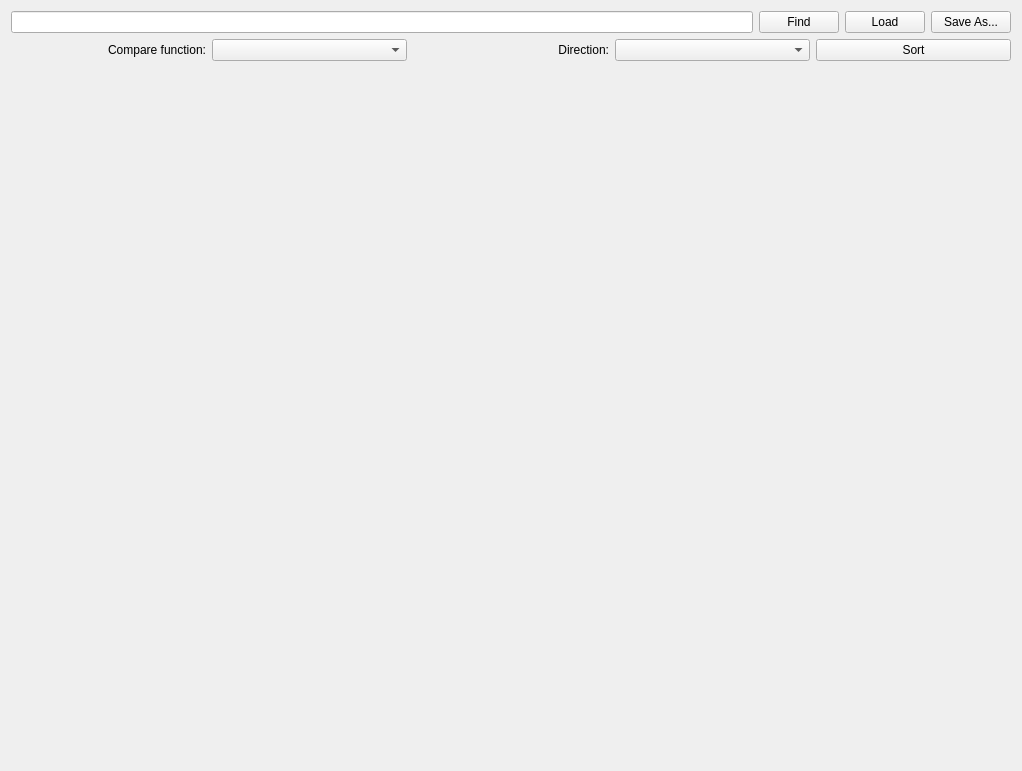
Above: mainwindow.ui from brunoro/datamoksha before the change. Below: the same form after it.
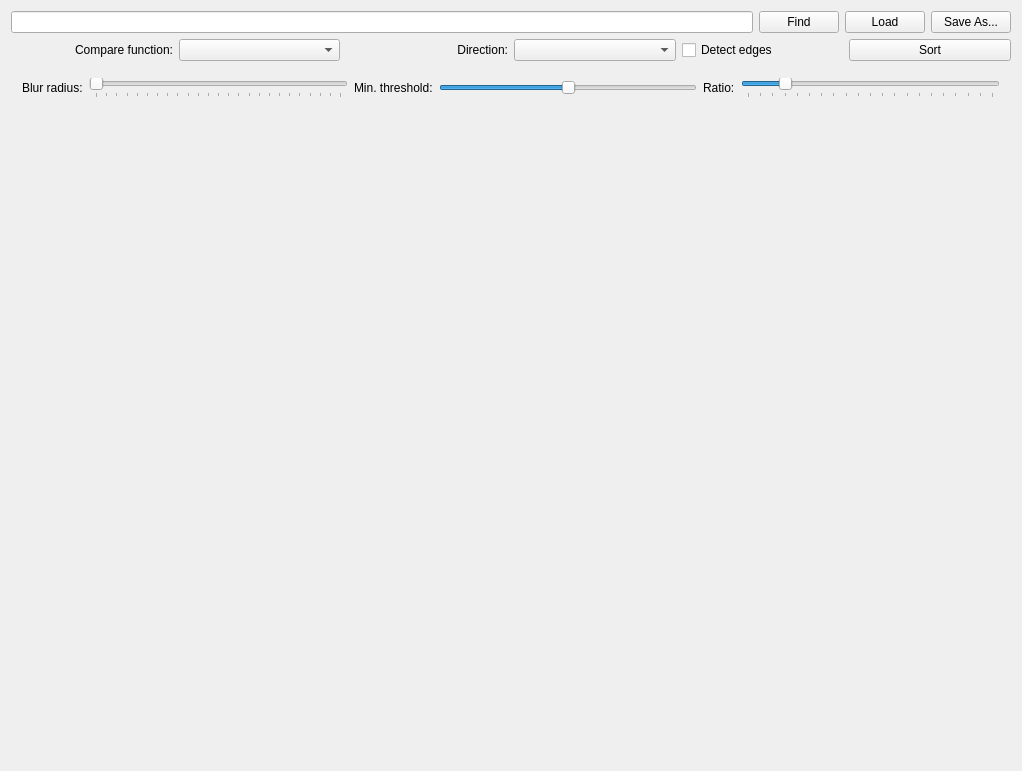
That is the form after the change.

Commit message: added edge-aware pixelsorting

The edit to the form file:
```diff
--- a/mainwindow.ui
+++ b/mainwindow.ui
@@ -71,6 +71,13 @@
       <item>
        <widget class="QComboBox" name="directionCombo"/>
       </item>
+      <item>
+       <widget class="QCheckBox" name="detectEdges">
+        <property name="text">
+         <string>Detect edges</string>
+        </property>
+       </widget>
+      </item>
       <item>
        <widget class="QPushButton" name="sortButton">
         <property name="text">
@@ -80,6 +87,100 @@
       </item>
      </layout>
     </item>
+    <item>
+     <widget class="QWidget" name="cannyOptions" native="true">
+      <property name="sizePolicy">
+       <sizepolicy hsizetype="MinimumExpanding" vsizetype="Fixed">
+        <horstretch>0</horstretch>
+        <verstretch>0</verstretch>
+       </sizepolicy>
+      </property>
+      <layout class="QHBoxLayout" name="horizontalLayout">
+       <item>
+        <layout class="QHBoxLayout" name="cannyOptionsHBox">
+         <item>
+          <widget class="QLabel" name="cannyBlurLabel">
+           <property name="text">
+            <string>Blur radius:</string>
+           </property>
+          </widget>
+         </item>
+         <item>
+          <widget class="QSlider" name="cannyBlurSlider">
+           <property name="minimum">
+            <number>1</number>
+           </property>
+           <property name="maximum">
+            <number>49</number>
+           </property>
+           <property name="singleStep">
+            <number>2</number>
+           </property>
+           <property name="orientation">
+            <enum>Qt::Horizontal</enum>
+           </property>
+           <property name="tickPosition">
+            <enum>QSlider::TicksBelow</enum>
+           </property>
+           <property name="tickInterval">
+            <number>2</number>
+           </property>
+          </widget>
+         </item>
+         <item>
+          <widget class="QLabel" name="cannyThreshLabel">
+           <property name="text">
+            <string>Min. threshold:</string>
+           </property>
+          </widget>
+         </item>
+         <item>
+          <widget class="QSlider" name="cannyThreshSlider">
+           <property name="maximum">
+            <number>100</number>
+           </property>
+           <property name="sliderPosition">
+            <number>50</number>
+           </property>
+           <property name="orientation">
+            <enum>Qt::Horizontal</enum>
+           </property>
+          </widget>
+         </item>
+         <item>
+          <widget class="QLabel" name="cannyRatioLabel">
+           <property name="text">
+            <string>Ratio:</string>
+           </property>
+          </widget>
+         </item>
+         <item>
+          <widget class="QSlider" name="cannyRatioSlider">
+           <property name="maximum">
+            <number>20</number>
+           </property>
+           <property name="sliderPosition">
+            <number>3</number>
+           </property>
+           <property name="orientation">
+            <enum>Qt::Horizontal</enum>
+           </property>
+           <property name="invertedAppearance">
+            <bool>false</bool>
+           </property>
+           <property name="tickPosition">
+            <enum>QSlider::TicksBelow</enum>
+           </property>
+           <property name="tickInterval">
+            <number>1</number>
+           </property>
+          </widget>
+         </item>
+        </layout>
+       </item>
+      </layout>
+     </widget>
+    </item>
     <item>
      <widget class="QLabel" name="imageView">
       <property name="sizePolicy">
```
The commit also changes 7 other files.
